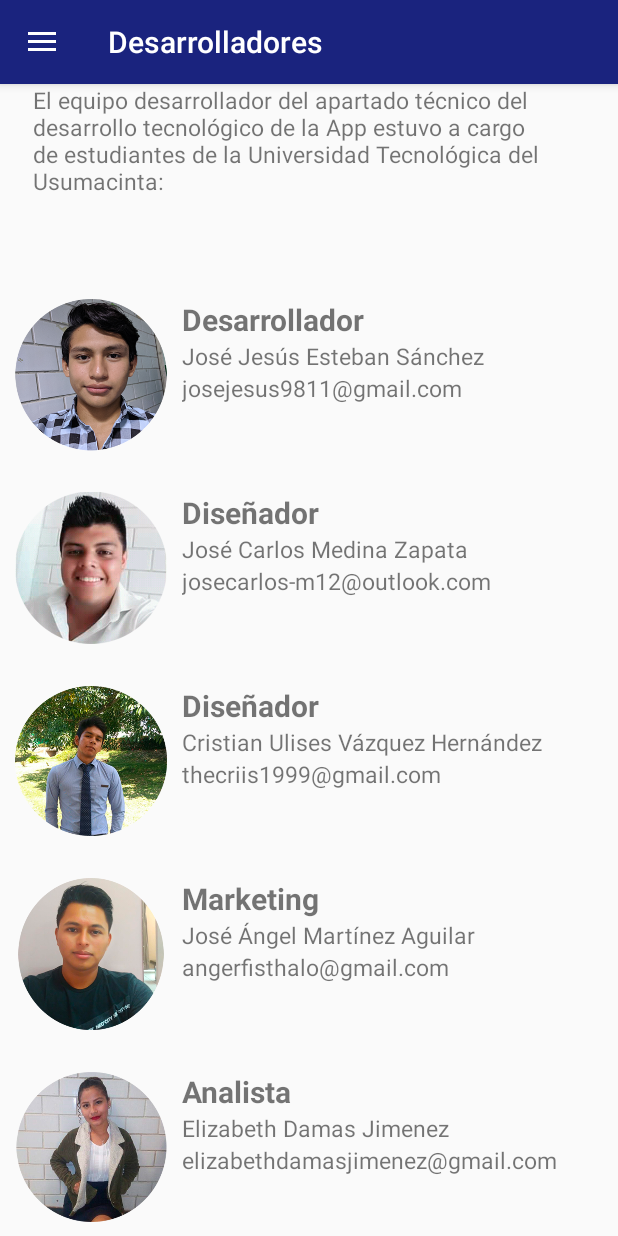
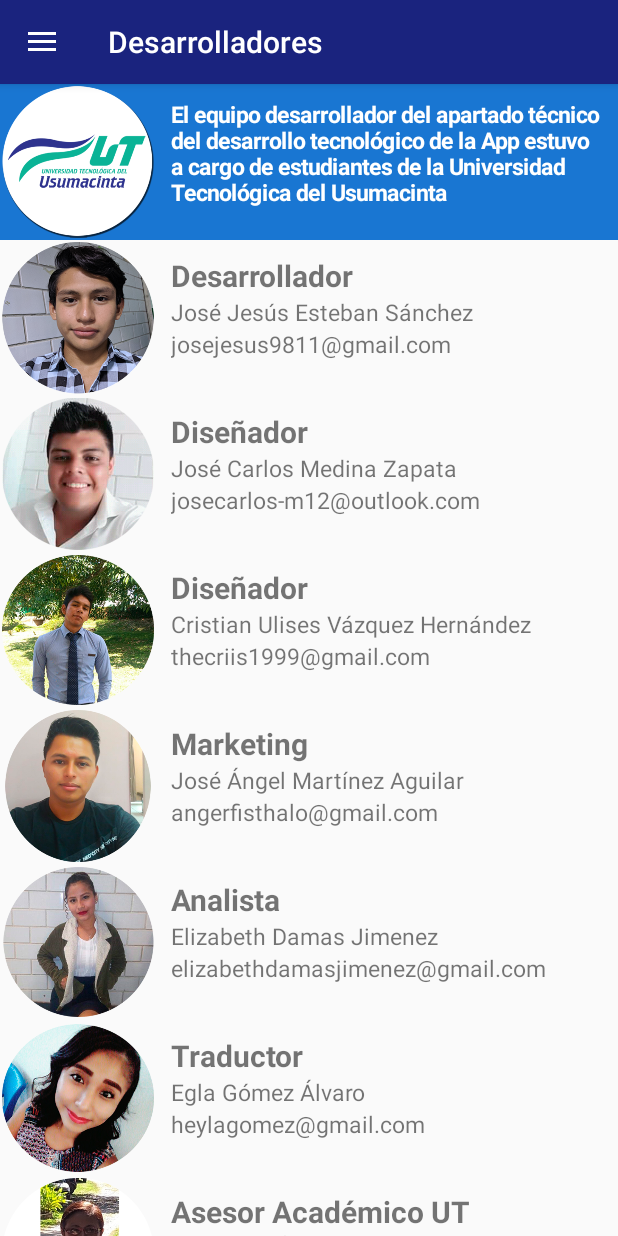
Before and after one commit to jose-estebanS/Jatyety-k-uxel, an Android app: the screen it shows after launch (MainActivity), after a tap on "Desarrolladores", on a phone screen of 412 x 824 dp. Run offline under Robolectric (Android 15) with nearby library versions, the light colour scheme and no system bars; 1 other tap on this screen came first.

Commit message:
Se modifico la lista desarrolladores, se agrego los logos de las universidades, hay un error entre el elemento 0 y 12 de la lista

```diff
--- a/app/src/main/java/com/example/estebanlz/proyecto/AdaptadorDesarrolladores.java
+++ b/app/src/main/java/com/example/estebanlz/proyecto/AdaptadorDesarrolladores.java
@@ -9,6 +9,7 @@ import android.graphics.drawable.ColorDrawable;
 import android.net.Uri;
 import android.support.v7.widget.CardView;
 import android.support.v7.widget.RecyclerView;
+import android.util.Log;
 import android.view.LayoutInflater;
 import android.view.View;
 import android.view.ViewGroup;
@@ -24,10 +25,25 @@ public class AdaptadorDesarrolladores extends RecyclerView.Adapter<AdaptadorDesa
     Context contexto;
     Intent emailIntent;
     private static LayoutInflater inflater = null;
-    private String[]desarrolladores = {"José Jesús Esteban Sánchez","José Carlos Medina Zapata","Cristian Ulises Vázquez Hernández","José Ángel Martínez Aguilar","Elizabeth Damas Jimenez","Egla Gómez Álvaro","Anery Suarez Vázquez","Dra. Emma Reyes Cruz","Mtro. Ulises Contreras Castillo","Lic. Elizabeth Parcero Martínez","Lic.Jesús García Guadalupe","Mtro. Inocente Hernández Damián","Edgar Darinel García Gómez","Romeo Juárez López","Luis Daniel Martínez Hernández"};
-    private String[]roles = {"Desarrollador","Diseñador","Diseñador","Marketing","Analista","Traductor","Asesor Académico UT Usumacinta","Directora Académica","Jefe del Departamento de Vinculación Social y Extensión Universitaria","Coordinadora del Centro de Estudios e Investigaciones en Lenguas","Coordinador de la Licenciatura en Lengua y Cultura","Traductor de la Lengua Yokot'an","Traductor de la Lengua Tsotsil","Colaborador de audio","Traductor de la Lengua Ch'ol"};
-    private int[] imagenes = {R.drawable.esteban, R.drawable.zapa, R.drawable.chilanguita, R.drawable.chato, R.drawable.elisa, R.drawable.egla, R.drawable.anery,R.drawable.mujer,R.drawable.hombre,R.drawable.mujer,R.drawable.hombre,R.drawable.docente,R.drawable.edgar,R.drawable.romero,R.drawable.luis};
-    private String[] correos = {"josejesus9811@gmail.com","josecarlos-m12@outlook.com","thecriis1999@gmail.com","angerfisthalo@gmail.com","elizabethdamasjimenez@gmail.com","heylagomez@gmail.com","anerysuarez@hotmail.com","","","","","","","","","","",""};
+    private int i = 0;
+    private String[]desarrolladores = {"","José Jesús Esteban Sánchez","José Carlos Medina Zapata","Cristian Ulises Vázquez Hernández",
+            "José Ángel Martínez Aguilar","Elizabeth Damas Jimenez","Egla Gómez Álvaro","Anery Suarez Vázquez","","Dra. Emma Reyes Cruz",
+            "Mtro. Ulises Contreras Castillo","Lic. Elizabeth Parcero Martínez","","Lic. Jesús García Guadalupe","Mtro. Inocente Hernández Damián",
+            "Edgar Darinel García Gómez","Romeo Juárez López","Luis Daniel Martínez Hernández","Lic. Cynthia Paola de los Santos Ruiz"};
+
+    private String[]roles = {"El equipo desarrollador del apartado técnico del desarrollo tecnológico de la App estuvo a cargo de estudiantes de la Universidad Tecnológica del Usumacinta",
+            "Desarrollador","Diseñador","Diseñador","Marketing","Analista","Traductor","Asesor Académico UT Usumacinta",
+            "Las traducciones a las lenguas ch’ol, variante del Noroeste; tsotsil, variante del Norte Alto; y yokot’an, variante del Centro, se realizaron en colaboración con la Universidad Intercultural del Estado de Tabasco.",
+            "Directora Académica", "Jefe del Departamento de Vinculación Social y Extensión Universitaria","Coordinadora del Centro de Estudios e Investigaciones en Lenguas",
+            "","Coordinador de la Licenciatura en Lengua y Cultura","Traductor de la Lengua Yokot'an","Traductor de la Lengua Tsotsil","Colaborador de audio",
+            "Traductor de la Lengua Ch'ol","PTC de la Licenciatura en Lengua y Cultura"};
+
+    private int[] imagenes = {R.drawable.logout, R.drawable.esteban, R.drawable.zapa, R.drawable.chilanguita, R.drawable.chato, R.drawable.elisa,
+            R.drawable.egla, R.drawable.anery,R.drawable.uiet,R.drawable.mujer,R.drawable.hombre,R.drawable.mujer,R.drawable.mujer,R.drawable.hombre,R.drawable.docente,R.drawable.edgar,
+            R.drawable.romero,R.drawable.luis,R.drawable.mujer};
+
+    private String[] correos = {"","josejesus9811@gmail.com","josecarlos-m12@outlook.com","thecriis1999@gmail.com","angerfisthalo@gmail.com",
+            "elizabethdamasjimenez@gmail.com","heylagomez@gmail.com","anerysuarez@hotmail.com","","","","","","","","","","",""};
     public AdaptadorDesarrolladores(Context contexto) {
         this.contexto = contexto;
     }
@@ -40,16 +56,26 @@ public class AdaptadorDesarrolladores extends RecyclerView.Adapter<AdaptadorDesa
 
     @Override
     public void onBindViewHolder(final ViewHolderSintomas holder, final int position) {
-        if(position == 0){
-            holder.encabezadoUT.setHeight(200);
-        }else{
-            holder.encabezadoUT.setHeight(1);
+        Log.e("Error: ", ""+position);
+        try{
+            if(i == 0 || i == 8){
+                holder.rol.setTextSize(15);
+                holder.fondo.setBackgroundColor(Color.parseColor("#1976d2"));
+                holder.rol.setTextColor(Color.parseColor("#ffffff"));
+                if(i == 8){
+                    holder.rol.setTextSize(14);
+                    holder.fondo.setBackgroundColor(Color.parseColor("#2e7d32"));
+                    holder.rol.setTextColor(Color.parseColor("#ffffff"));
+                }
+            }
+            if(i == 12){
+                holder.fondo.setVisibility(View.INVISIBLE);
+            }
         }
-        if(position == 6){
-            holder.encabezadoUIET.setHeight(200);
-        }else{
-            holder.encabezadoUIET.setHeight(1);
+        catch (Exception s){
+            //Log.e("Explicación",s.getMessage());
         }
+        i++;
         holder.imagen.setImageResource(imagenes[position]);
         holder.rol.setText(roles[position]);
         holder.nombre.setText(desarrolladores[position]);
@@ -75,10 +101,6 @@ public class AdaptadorDesarrolladores extends RecyclerView.Adapter<AdaptadorDesa
             public void onClick(View v) {
                 try
                 {
-                    //holder.fotoDes.setImageResource(imagenes[position]);
-                    //holder.mDialog.setContentView(R.layout.foto_popup);
-                    //holder.mDialog.getWindow().setBackgroundDrawable(new ColorDrawable(Color.TRANSPARENT));
-                    //holder.mDialog.show();
                     onCreateDialog(0, imagenes[position]).show();
                 }
                 catch (Exception E){
@@ -98,17 +120,16 @@ public class AdaptadorDesarrolladores extends RecyclerView.Adapter<AdaptadorDesa
     }
     @Override
     public int getItemCount() {
-        return imagenes.length;
+        return 19;
     }
 
     public class ViewHolderSintomas extends RecyclerView.ViewHolder {
         TextView rol;
         TextView nombre;
         TextView correo;
-        TextView encabezadoUT;
-        TextView encabezadoUIET;
         ImageView imagen;
         LinearLayout desarrollador;
+        LinearLayout fondo;
         Dialog mDialog;
         ImageView fotoDes;
         public ViewHolderSintomas(View itemView) {
@@ -116,10 +137,9 @@ public class AdaptadorDesarrolladores extends RecyclerView.Adapter<AdaptadorDesa
             rol = (TextView) itemView.findViewById(R.id.rolDesarrollador);
             nombre = (TextView) itemView.findViewById(R.id.nombreDesarrollador);
             imagen = (ImageView) itemView.findViewById(R.id.imagenDesarrollador);
-            encabezadoUT = (TextView) itemView.findViewById(R.id.encabezadoUT);
-            encabezadoUIET = (TextView) itemView.findViewById(R.id.encabezadoUIET);
             correo = (TextView) itemView.findViewById(R.id.correo);
             desarrollador = (LinearLayout) itemView.findViewById(R.id.itemdesarrollador);
+            fondo = (LinearLayout) itemView.findViewById(R.id.itemdesarrollador2);
             fotoDes = (ImageView) itemView.findViewById(R.id.fotoDesarroladorPop);
             mDialog = new Dialog(contexto);
         }
--- a/app/src/main/java/com/example/estebanlz/proyecto/MainActivity.java
+++ b/app/src/main/java/com/example/estebanlz/proyecto/MainActivity.java
@@ -68,8 +68,8 @@ public class MainActivity extends AppCompatActivity
         android.support.v4.app.FragmentManager fragmentManager=getSupportFragmentManager();
         fragmentManager.beginTransaction().replace(R.id.contenedor, new InicioFragment()).commit();
         //UpdateLanguage(2);
-        eliminarDatos();
-        insertDatos();
+        //eliminarDatos();
+        //insertDatos();
     }
     private void insertDatos(){
         try{
--- a/app/src/main/res/layout/item_desarrolladores.xml
+++ b/app/src/main/res/layout/item_desarrolladores.xml
@@ -9,14 +9,14 @@
         android:foreground="?android:attr/selectableItemBackground"
         android:clickable="true"
         android:focusable="true">
-    <TextView
+    <!--<TextView
         android:layout_width="match_parent"
         android:layout_height="wrap_content"
         android:layout_marginLeft="22dp"
         android:layout_marginRight="5dp"
         android:textSize="15sp"
         android:text="El equipo desarrollador del apartado técnico del desarrollo tecnológico de la App estuvo a cargo de estudiantes de la Universidad Tecnológica del Usumacinta:"
-        android:id="@+id/encabezadoUT"/>
+        android:id="@+id/encabezadoUT"/> -->
     <LinearLayout
         android:layout_width="match_parent"
         android:layout_height="wrap_content"
@@ -28,10 +28,11 @@
         <ImageView
             android:layout_width="101dp"
             android:layout_height="101dp"
-            android:src="@drawable/esteban"
+            android:src="@drawable/uiet"
             android:id="@+id/imagenDesarrollador"
             android:layout_marginLeft="10dp"
-            android:layout_marginTop="10dp"/>
+            android:layout_marginTop="10dp"
+            android:layout_margin="1dp"/>
         <RelativeLayout
             android:layout_width="match_parent"
             android:layout_height="match_parent"
@@ -62,11 +63,11 @@
                 android:layout_below="@+id/nombreDesarrollador"/>
         </RelativeLayout>
     </LinearLayout>
-    <TextView
+    <!--<TextView
         android:layout_width="match_parent"
         android:layout_height="wrap_content"
         android:layout_margin="8dp"
         android:textSize="15sp"
         android:text="Las traducciones a las lenguas ch’ol, variante del Noroeste; tsotsil, variante del Norte Alto; y yokot’an, variante del Centro, se realizaron en colaboración con la Universidad Intercultural del Estado de Tabasco."
-        android:id="@+id/encabezadoUIET"/>
+        android:id="@+id/encabezadoUIET"/> -->
     </LinearLayout>
```
Also changed, not shown: app/src/main/res/drawable/anery.png, app/src/main/res/drawable/logout.png (added), app/src/main/res/drawable/uiet.png (added).
